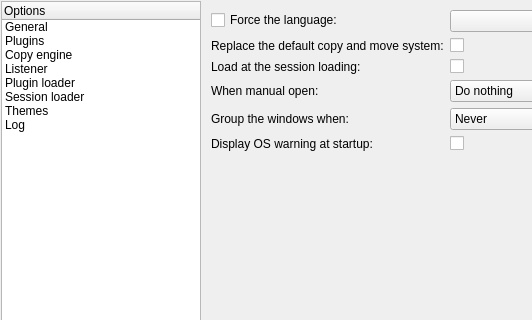
Above: OptionDialog.ui from alphaonex86/Ultracopier before the change; both pictures show x 0 to 532 and y 0 to 320 of the 779 by 455 pixel window. Below: the same form after it.
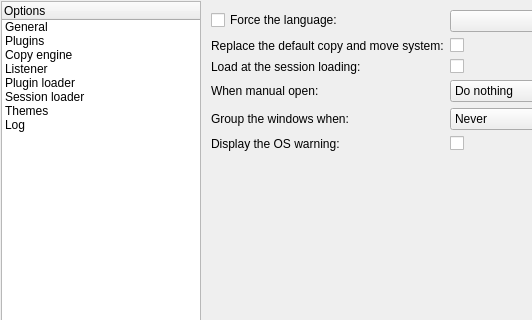
That is the form after the change. Icons and pictures are not drawn.

Commit message: Improve the text, update the translation

Diff of the .ui file:
```diff
--- a/OptionDialog.ui
+++ b/OptionDialog.ui
@@ -219,7 +219,7 @@
            <item row="5" column="0">
             <widget class="QLabel" name="label_11">
              <property name="text">
-              <string>Display OS warning at startup:</string>
+              <string>Display the OS warning:</string>
              </property>
             </widget>
            </item>
```
The commit also changes 2 other files.
